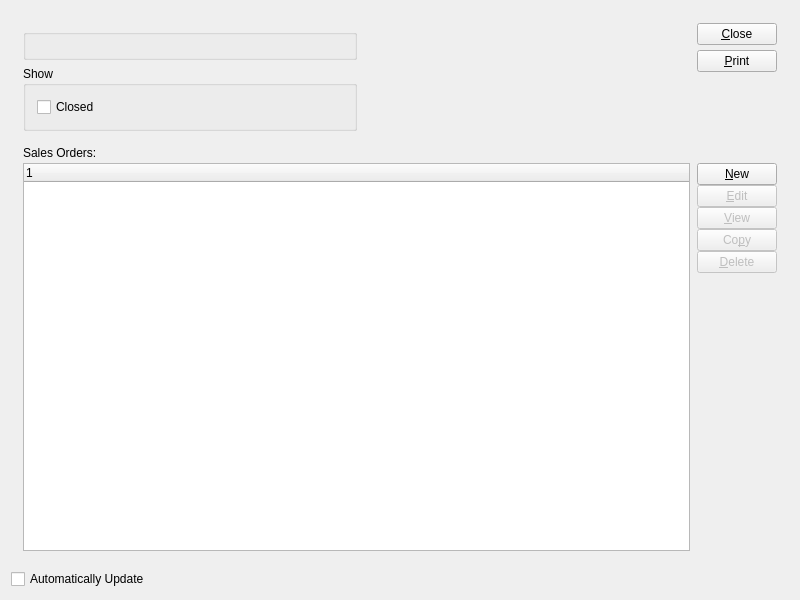
This is guiclient/openSalesOrders.ui in Pegasus-RPG/xtuple-client as Qt 5 draws it before an edit. The edited form follows.
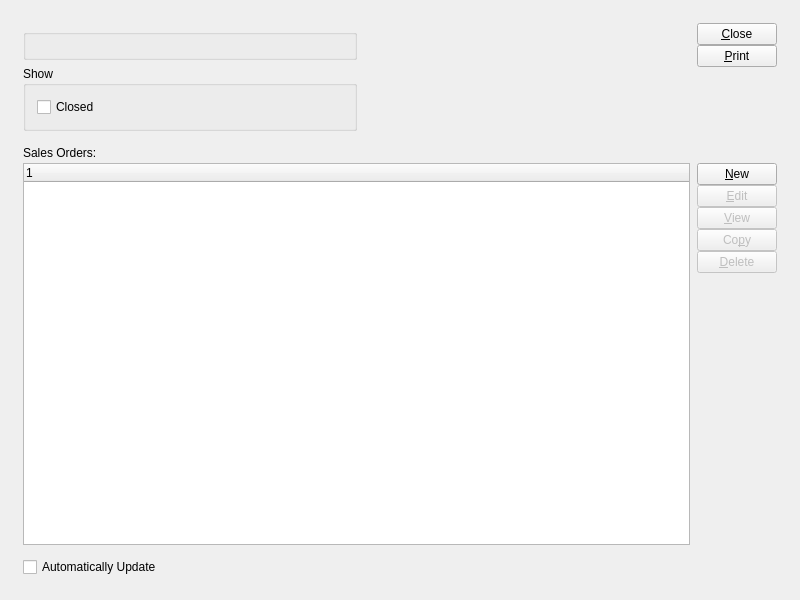
This is the edited form. Custom widgets are drawn as their Qt base class.

The edit to the form file:
```diff
--- a/guiclient/openSalesOrders.ui
+++ b/guiclient/openSalesOrders.ui
@@ -108,9 +108,9 @@
           <number>0</number>
          </property>
          <item>
-          <layout class="QVBoxLayout" >
-           <property name="spacing" >
-            <number>5</number>
+          <layout class="QVBoxLayout">
+           <property name="spacing">
+            <number>0</number>
            </property>
            <item>
             <widget class="QPushButton" name="_close" >
@@ -278,14 +278,10 @@
        </layout>
       </widget>
      </item>
-    </layout>
-   </item>
-   <item row="1" column="0" >
-    <layout class="QHBoxLayout" >
-     <item>
-      <widget class="XCheckBox" name="_autoUpdate" >
-       <property name="sizePolicy" >
-        <sizepolicy vsizetype="Preferred" hsizetype="Preferred" >
+     <item row="2" column="0">
+      <widget class="XCheckBox" name="_autoUpdate">
+       <property name="sizePolicy">
+        <sizepolicy hsizetype="Preferred" vsizetype="Preferred">
          <horstretch>0</horstretch>
          <verstretch>0</verstretch>
         </sizepolicy>
@@ -302,7 +298,7 @@
    </item>
   </layout>
  </widget>
- <layoutdefault spacing="6" margin="11" />
+ <layoutdefault spacing="6" margin="11"/>
  <pixmapfunction>qPixmapFromMimeSource</pixmapfunction>
  <customwidgets>
   <customwidget>
```
Left out of the diff: 169 changed lines with no effect on the pictures.
